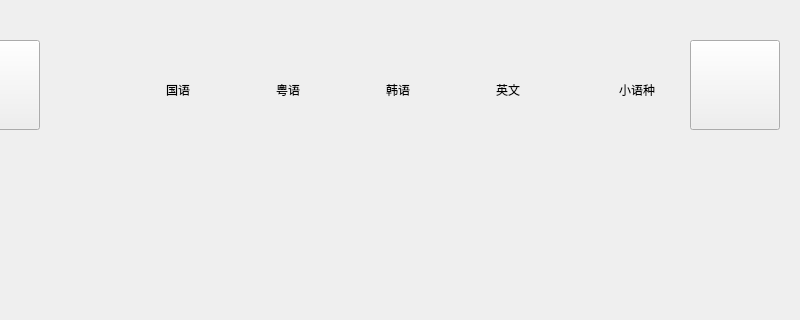
Old version of the form src/XMusic/medialibdlg.ui in the repository 1028417/XMusic; both pictures show x 200 to 1000 and y 0 to 320 of the 1000 by 500 pixel window.
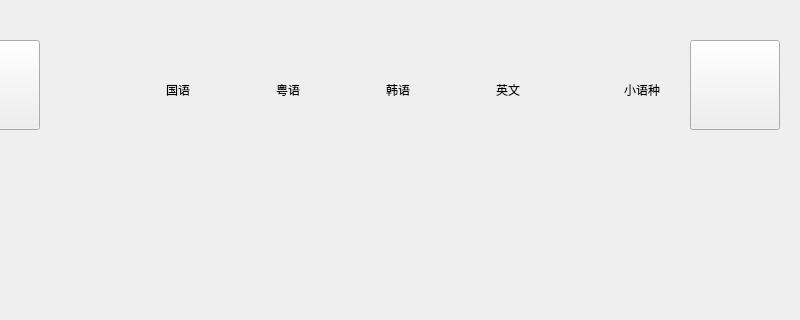
New version of the form. Icons and pictures are not drawn. Custom widgets are drawn as their Qt base class.

```diff
--- a/src/XMusic/medialibdlg.ui
+++ b/src/XMusic/medialibdlg.ui
@@ -118,7 +118,7 @@
     <rect>
      <x>280</x>
      <y>60</y>
-     <width>580</width>
+     <width>585</width>
      <height>60</height>
     </rect>
    </property>
@@ -207,9 +207,9 @@
    <widget class="CLabel" name="labelDemandEUR">
     <property name="geometry">
      <rect>
-      <x>445</x>
+      <x>440</x>
       <y>0</y>
-      <width>130</width>
+      <width>140</width>
       <height>60</height>
      </rect>
     </property>
```
